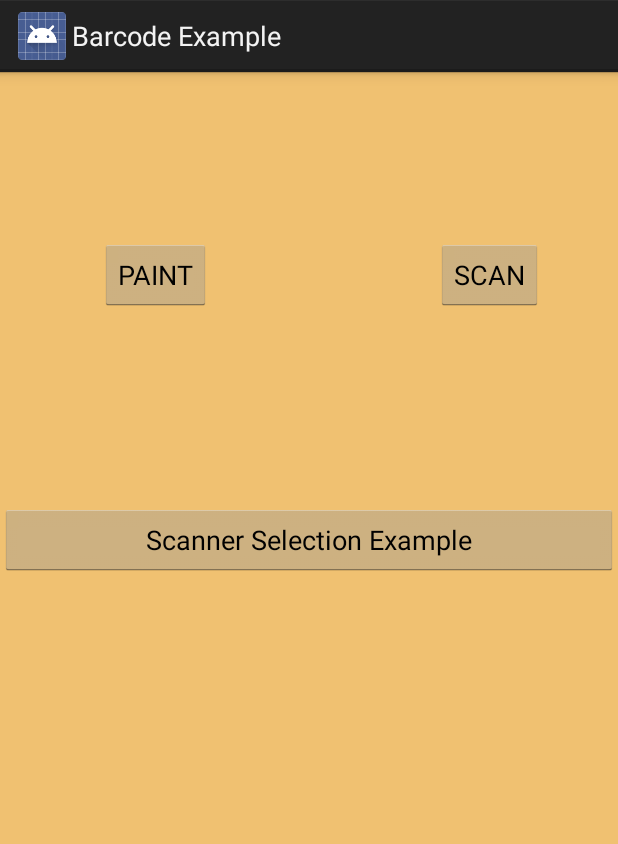
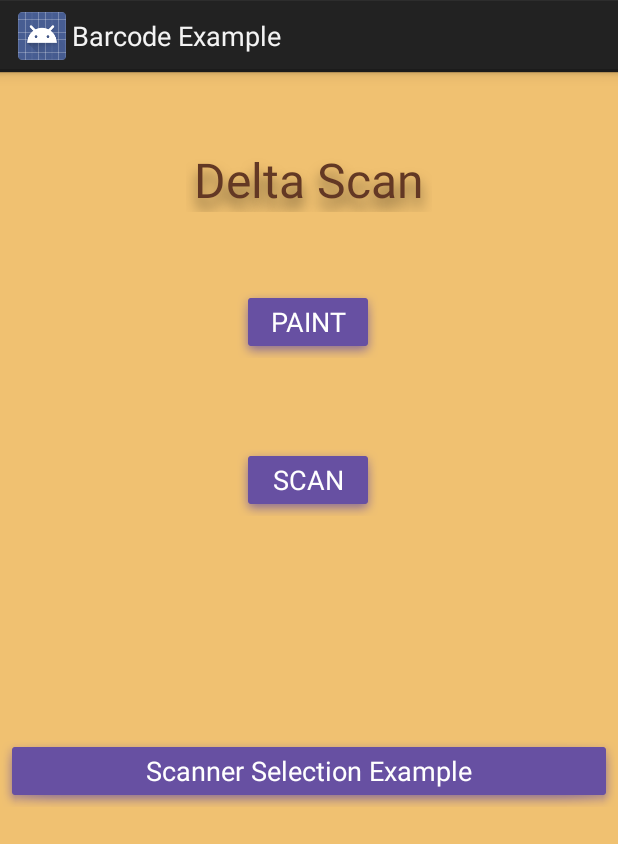
Before and after one commit to S0NGMIA/DeltaScan, an Android app: the screen it shows after launch (MainActivity), on a phone screen of 412 x 824 dp. Shown: the top 844 px of the screen. Run offline under Robolectric (Android 15) with nearby library versions, the phone set to English and light mode, and no system bars; libraries missing offline, so code that uses them is left out: com.honeywell.aidc; 2 statements that could not run were skipped.

Commit message:
made UI look nicer

```diff
--- a/app/src/main/res/layout/activity_barcode.xml
+++ b/app/src/main/res/layout/activity_barcode.xml
@@ -15,7 +15,8 @@
             android:id="@+id/backButton"
             android:layout_width="wrap_content"
             android:layout_height="wrap_content"
-            android:background="#6750A3"
+            android:background="@android:drawable/dialog_holo_light_frame"
+            android:backgroundTint="#6750A2"
             android:text="@string/back"
             android:textColor="#FFFFFF"
             app:layout_constraintBottom_toBottomOf="parent"
--- a/app/src/main/res/layout/activity_main.xml
+++ b/app/src/main/res/layout/activity_main.xml
@@ -10,65 +10,68 @@
     <androidx.constraintlayout.widget.ConstraintLayout
         android:layout_width="match_parent"
         android:layout_height="match_parent">
-<!--
+
         <Button
-            android:id="@+id/buttonAutomaticBarcode"
+            android:id="@+id/buttonScannerSelectBarcode"
             android:layout_width="match_parent"
             android:layout_height="wrap_content"
-            android:text="@string/btnAutomaticBarcode"
+            android:background="@android:drawable/dialog_holo_light_frame"
+            android:backgroundTint="#6750A2"
+            android:text="@string/btnScannerSelectBarcode"
+            android:textColor="#FFFFFF"
             app:layout_constraintBottom_toBottomOf="parent"
             app:layout_constraintEnd_toEndOf="parent"
             app:layout_constraintHorizontal_bias="0.0"
             app:layout_constraintStart_toStartOf="parent"
             app:layout_constraintTop_toTopOf="parent"
-            app:layout_constraintVertical_bias="0.079" />
-
-        <Button
-            android:id="@+id/buttonClientBarcode"
-            android:layout_width="match_parent"
-            android:layout_height="wrap_content"
-            android:text="@string/btnClientBarcode"
-            app:layout_constraintBottom_toBottomOf="parent"
-            app:layout_constraintEnd_toEndOf="parent"
-            app:layout_constraintHorizontal_bias="0.0"
-            app:layout_constraintStart_toStartOf="parent"
-            app:layout_constraintTop_toTopOf="parent"
-            app:layout_constraintVertical_bias="0.224" />
--->
-        <Button
-            android:id="@+id/buttonScannerSelectBarcode"
-            android:layout_width="match_parent"
-            android:layout_height="wrap_content"
-            android:text="@string/btnScannerSelectBarcode"
-            app:layout_constraintBottom_toBottomOf="parent"
-            app:layout_constraintEnd_toEndOf="parent"
-            app:layout_constraintHorizontal_bias="1.0"
-            app:layout_constraintStart_toStartOf="parent"
-            app:layout_constraintTop_toTopOf="parent"
-            app:layout_constraintVertical_bias="0.396" />
+            app:layout_constraintVertical_bias="0.607" />
 
         <Button
             android:id="@+id/paint"
             android:layout_width="wrap_content"
             android:layout_height="wrap_content"
+            android:background="@android:drawable/dialog_holo_light_frame"
+            android:backgroundTint="#6750A2"
             android:text="@string/paint"
-            app:layout_constraintBottom_toBottomOf="parent"
+            android:textColor="#FFFFFF"
+            app:layout_constraintBottom_toTopOf="@+id/scan"
             app:layout_constraintEnd_toEndOf="parent"
-            app:layout_constraintHorizontal_bias="0.197"
+            app:layout_constraintHorizontal_bias="0.498"
             app:layout_constraintStart_toStartOf="parent"
             app:layout_constraintTop_toTopOf="parent"
-            app:layout_constraintVertical_bias="0.153" />
+            app:layout_constraintVertical_bias="0.713" />
 
         <Button
             android:id="@+id/scan"
             android:layout_width="wrap_content"
             android:layout_height="wrap_content"
+            android:background="@android:drawable/dialog_holo_light_frame"
+            android:backgroundTint="#6750A2"
             android:text="@string/scan"
+            android:textColor="#FFFFFF"
             app:layout_constraintBottom_toBottomOf="parent"
             app:layout_constraintEnd_toEndOf="parent"
-            app:layout_constraintHorizontal_bias="0.853"
+            app:layout_constraintHorizontal_bias="0.498"
             app:layout_constraintStart_toStartOf="parent"
             app:layout_constraintTop_toTopOf="parent"
-            app:layout_constraintVertical_bias="0.153" />
+            app:layout_constraintVertical_bias="0.341" />
+
+        <TextView
+            android:id="@+id/textView"
+            android:layout_width="wrap_content"
+            android:layout_height="wrap_content"
+            android:paddingLeft="5dp"
+            android:paddingRight="5dp"
+            android:shadowColor="#80000000"
+            android:shadowDy="10"
+            android:shadowRadius="10"
+            android:text="Delta Scan"
+            android:textColor="@color/brown"
+            android:textSize="32sp"
+            app:layout_constraintBottom_toTopOf="@+id/paint"
+            app:layout_constraintEnd_toEndOf="parent"
+            app:layout_constraintStart_toStartOf="parent"
+            app:layout_constraintTop_toTopOf="parent" />
+
     </androidx.constraintlayout.widget.ConstraintLayout>
 </FrameLayout>
--- a/app/src/main/res/menu/activity_main.xml
+++ /dev/null
@@ -1,3 +0,0 @@
-<menu xmlns:android="http://schemas.android.com/apk/res/android" >
-
-</menu>
```
Also changed, not shown: app/src/main/res/layout/scan_screen.xml (+6 -3 lines), app/src/main/res/layout/settings_screen.xml (+11 -2 lines), 190 other files.
